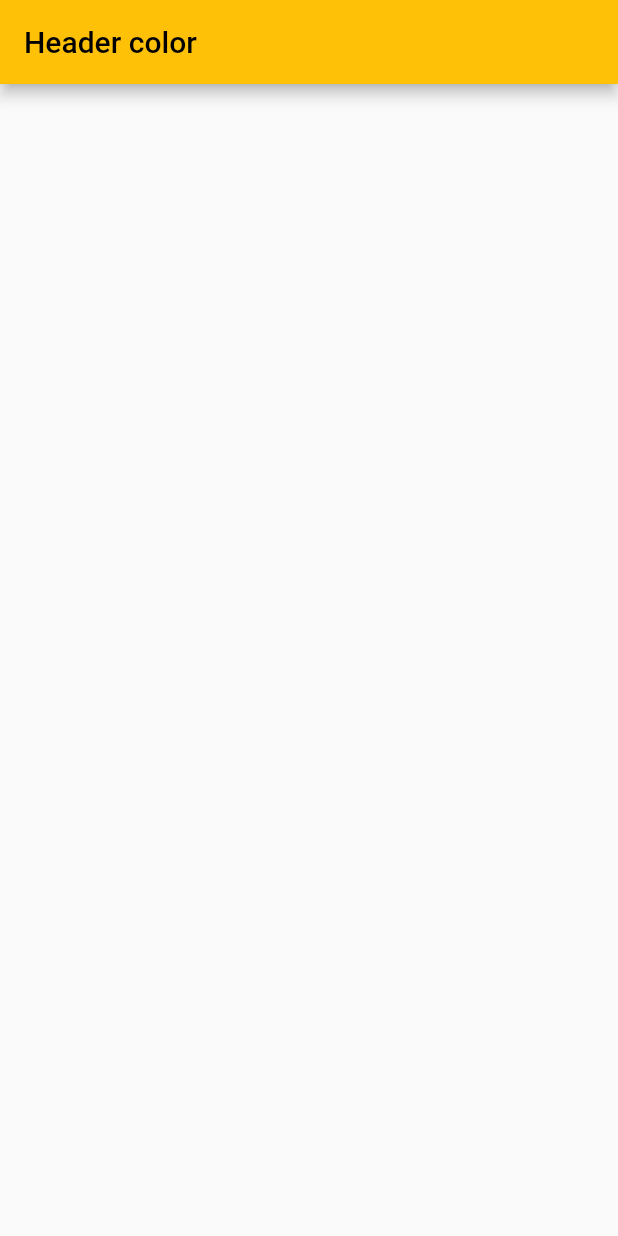
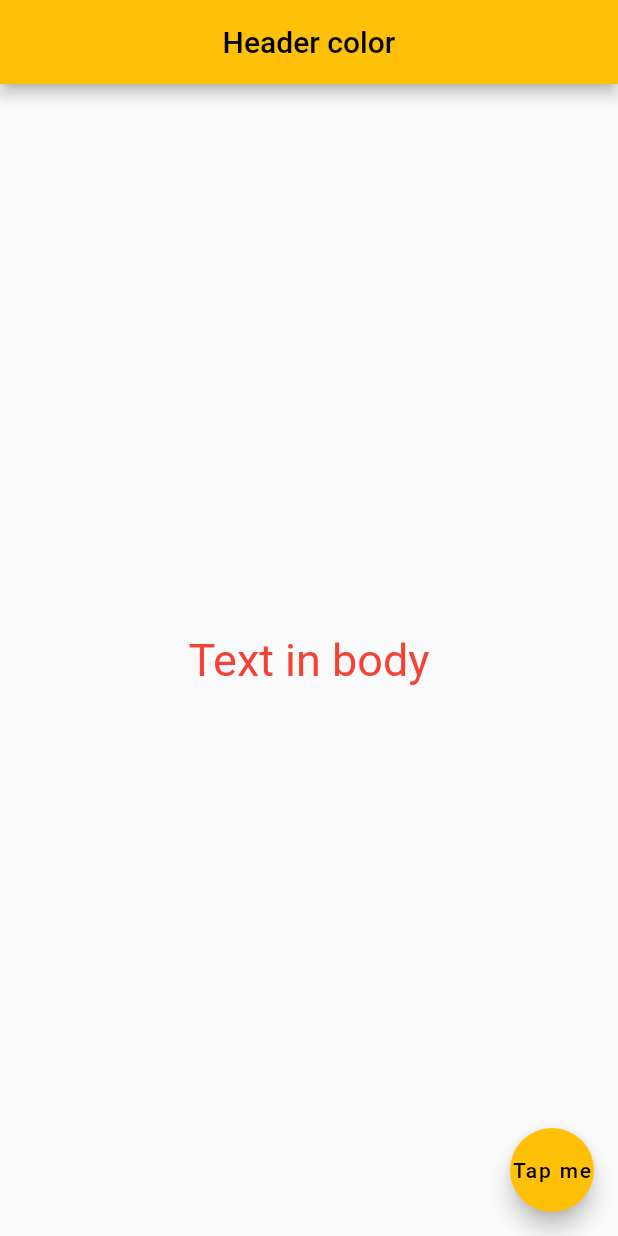
Before and after one commit to ArthurIbatullin/The-first, a Flutter app: the screen it shows after launch, on a phone screen of 412 x 824 dp. Run offline on Flutter 3.47's test engine with Material 2 defaults, Android fonts, the phone set to English and light mode, and no system bars; Roboto replaces fonts that are missing (Time New Roman).

Commit message:
Добавить текст в тело и кнопку снизу справа экрана

```diff
--- a/lib/main.dart
+++ b/lib/main.dart
@@ -10,6 +10,20 @@ class MyApp extends StatelessWidget {
       home: Scaffold(
         appBar: AppBar(
           title: Text('Header color'),
+          centerTitle: true,
+        ),
+        body: Center(
+            child: Text(
+          'Text in body',
+          style: TextStyle(
+              fontSize: 30, color: Colors.red, fontFamily: 'Time New Roman'),
+        )),
+        floatingActionButton: FloatingActionButton(
+          child: Text('Tap me'),
+          backgroundColor: Colors.amber,
+          onPressed: () {
+            print('Clicked');
+          },
         ),
       ),
     );
```
